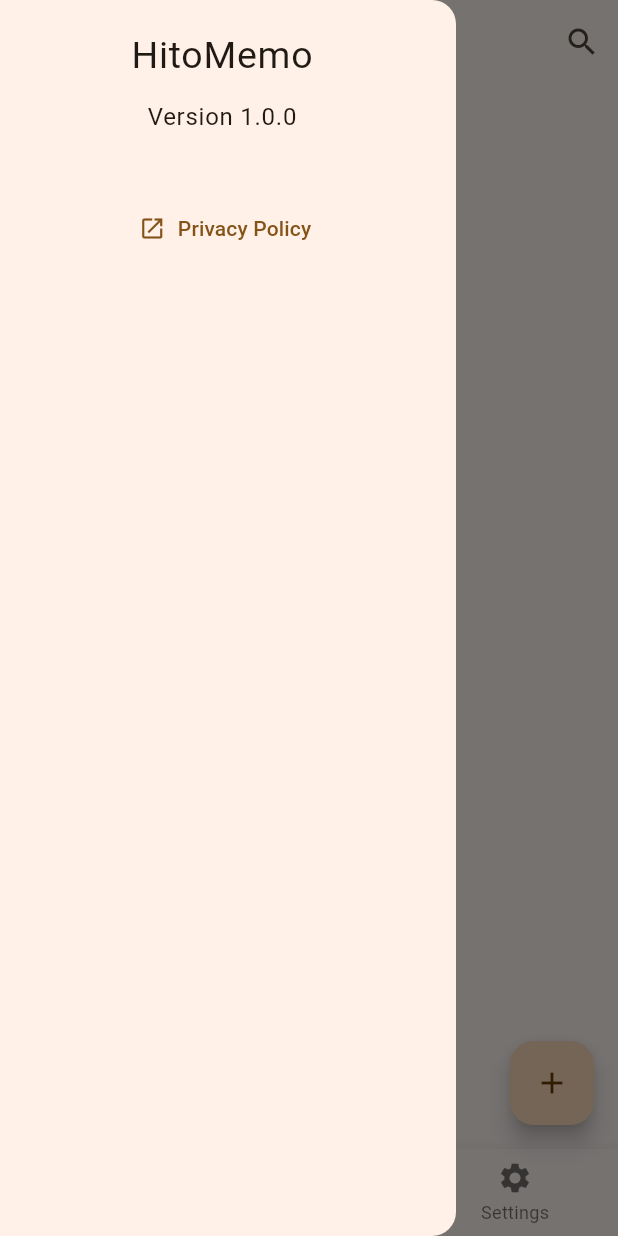
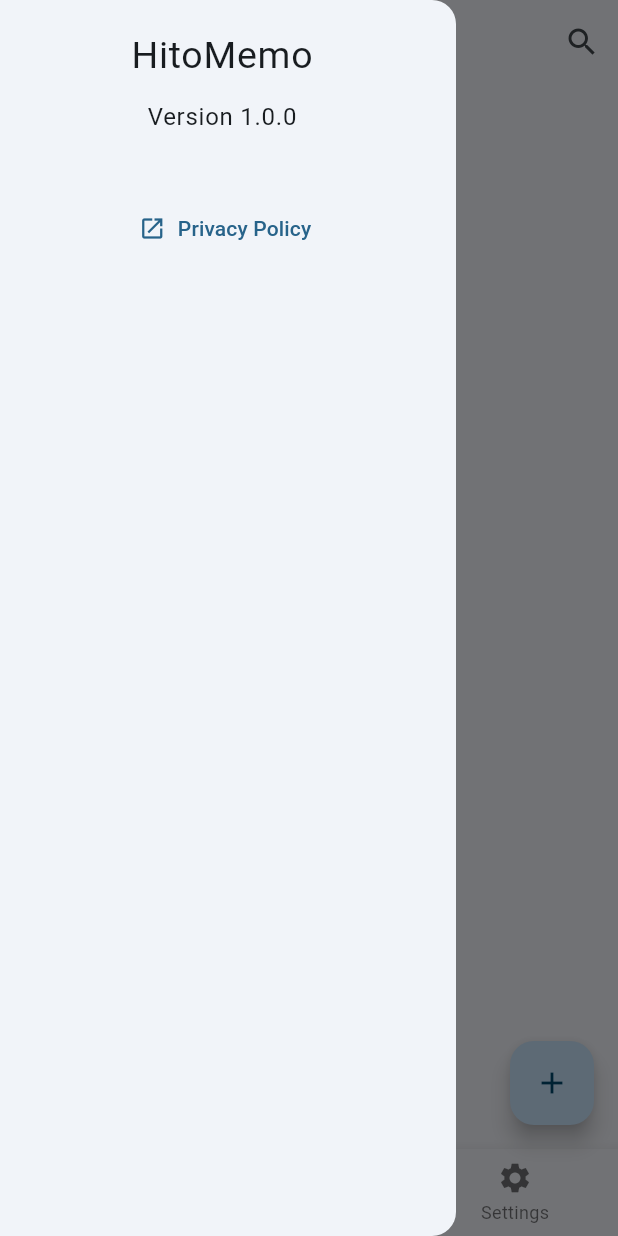
Before and after one commit to kikeda1102/Hitomemo2, a Flutter app: the screen it shows after launch, with the side drawer open, on a phone screen of 412 x 824 dp. Run offline on Flutter 3.47's test engine with Material 2 defaults, Android fonts, the phone set to English and light mode, and no system bars; our stand-ins replace isar; accounts and stored records are empty; generated files the repository leaves out were written again.

Commit message:
xcode build

```diff
--- a/lib/main.dart
+++ b/lib/main.dart
@@ -23,8 +23,8 @@
       title: 'hitomemo',
       theme: ThemeData(
         useMaterial3: true,
-        colorSchemeSeed: Colors.orange,
-        // brightness: Brightness.dark,
+        colorSchemeSeed: Colors.lightBlue,
+        // brightness: Brightness.dark, // ダークモード
         // primarySwatch: Colors.blueGrey,
         // accentColor: Colors.blueAccent,
       ),
--- a/lib/pages/home_page.dart
+++ b/lib/pages/home_page.dart
@@ -180,7 +180,7 @@
                 if (snapshot.hasError) {
                   return const Text('Something went wrong');
                 } else if (data == null || data.isEmpty) {
-                  return const Center();
+                  return const Center(child: Text('Tap + button to register.'));
                 } else {
                   // dataをorder順にソートする
                   data.sort((a, b) => a.order.compareTo(b.order));
```
Also changed, not shown: 2 other files.
